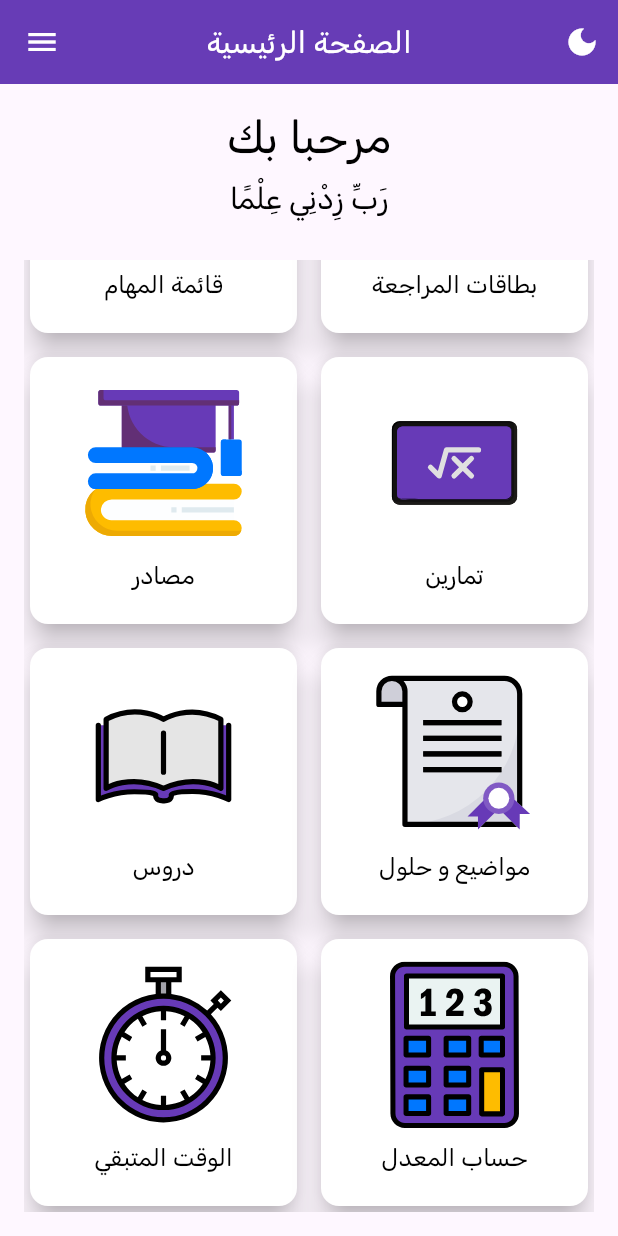
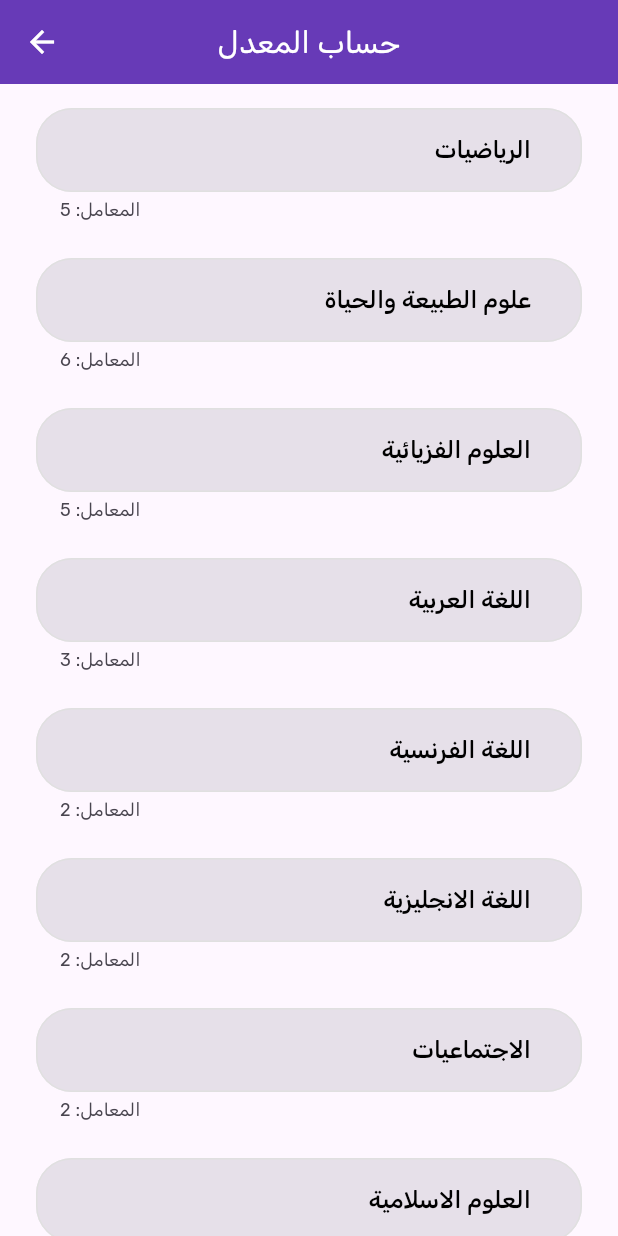
Before and after one commit to mohammed-el-amine-kichah/bac-helper-science, a Flutter app: the screen it shows after launch, scrolled down 327 dp, after a tap on "حساب المعدل", on a phone screen of 412 x 824 dp. Run offline on Flutter 3.47's test engine with Material 3 defaults, Android fonts, the phone set to English and light mode, and no system bars; our stand-ins replace animated_splash_screen, flutter_svg, lottie, shared_preferences.

Commit message:
average calculator

```diff
--- /dev/null
+++ b/devtools_options.yaml
@@ -0,0 +1,3 @@
+description: This file stores settings for Dart & Flutter DevTools.
+documentation: https://docs.flutter.dev/tools/devtools/extensions#configure-extension-enablement-states
+extensions:
--- a/lib/main.dart
+++ b/lib/main.dart
@@ -1,5 +1,6 @@
 import 'package:bac_helper_sc/provider/app_themes.dart';
 import 'package:bac_helper_sc/provider/dark_mode.dart';
+import 'package:bac_helper_sc/screens/average_calculator.dart';
 import 'package:bac_helper_sc/screens/splash_screen.dart';
 import 'package:bac_helper_sc/screens/timer.dart';
 import 'package:flutter/material.dart';
@@ -26,6 +27,7 @@ class MyApp extends StatelessWidget {
           home:  SplashScreen(),
           routes: {
             'timer' :(context) => TimerScreen(),
+            'calculator' : (context) => AverageCalculator(),
           },
 
         );
--- /dev/null
+++ b/lib/screens/average_calculator.dart
@@ -0,0 +1,221 @@
+import 'package:flutter/material.dart';
+import 'package:provider/provider.dart';
+
+import '../provider/dark_mode.dart';
+
+class Subject {
+  final String name;
+  final int weight;
+  final bool optional;
+
+  Subject({required this.name, required this.weight, this.optional = false});
+}
+
+class AverageCalculator extends StatefulWidget {
+  const AverageCalculator({Key? key}) : super(key: key);
+
+  @override
+  State<AverageCalculator> createState() => _AverageCalculatorState();
+}
+
+class _AverageCalculatorState extends State<AverageCalculator> {
+  final _formKey = GlobalKey<FormState>();
+  final List<Subject> _subjects = [
+    Subject(name: 'الرياضيات', weight: 5),
+    Subject(name: 'علوم الطبيعة والحياة', weight: 6),
+    Subject(name: 'العلوم الفزيائية', weight: 5),
+    Subject(name: 'اللغة العربية', weight: 3),
+    Subject(name: 'اللغة الفرنسية', weight: 2),
+    Subject(name: 'اللغة الانجليزية', weight: 2),
+    Subject(name: 'الاجتماعيات', weight: 2),
+    Subject(name: 'العلوم الاسلامية', weight: 2),
+    Subject(name: 'الفلسفة', weight: 2),
+    Subject(name: 'اللغة الأمازيغية', weight: 2, optional: true),
+    Subject(name: 'التربية البدنية', weight: 1, optional: true),
+  ];
+
+  late Map<String, TextEditingController> _markControllers;
+
+  @override
+  void initState() {
+    super.initState();
+    _markControllers = {
+      for (var subject in _subjects) subject.name: TextEditingController(),
+    };
+  }
+
+  @override
+  void dispose() {
+    for (var controller in _markControllers.values) {
+      controller.dispose();
+    }
+    super.dispose();
+  }
+
+  double calculateAverage() {
+    double totalWeightedMarks = 0;
+    double totalWeights = 0;
+
+    for (var subject in _subjects) {
+      double mark = double.tryParse(_markControllers[subject.name]?.text ?? '') ?? 0;
+      if (subject.optional && mark == 0) continue;
+
+      totalWeightedMarks += mark * subject.weight;
+      totalWeights += subject.weight;
+    }
+
+    return totalWeights > 0 ? totalWeightedMarks / totalWeights : 0;
+  }
+
+  @override
+  Widget build(BuildContext context) {
+    return Scaffold(
+      appBar: AppBar(
+        backgroundColor: Theme.of(context).primaryColor,
+        elevation: 0,
+        leading: IconButton(
+          icon: Icon(Icons.arrow_back, color: Colors.white),
+          onPressed: () => Navigator.pop(context),
+        ),
+        title: Text(
+          'حساب المعدل',
+          style: TextStyle(color: Colors.white, fontSize: 20),
+          textDirection: TextDirection.rtl,
+        ),
+        centerTitle: true,
+      ),
+      body: SafeArea(
+        child: Form(
+          key: _formKey,
+          child: SingleChildScrollView(
+            padding: EdgeInsets.symmetric(horizontal: 24, vertical: 16),
+            child: Column(
+              children: [
+                ..._subjects.map((subject) => _buildSubjectField(subject)),
+                SizedBox(height: 20),
+                ElevatedButton(
+                  onPressed: _calculateAndShowResult,
+                  child: Text('حساب المعدل', style: TextStyle(fontSize: 24, fontWeight: FontWeight.bold)),
+                  style: ElevatedButton.styleFrom(
+                    foregroundColor: Colors.white,
+                    backgroundColor: Colors.deepPurple,
+                    fixedSize: Size(MediaQuery.of(context).size.width * 0.7, 60),
+                  ),
+                ),
+              ],
+            ),
+          ),
+        ),
+      ),
+    );
+  }
+
+  Widget _buildSubjectField(Subject subject) {
+    final themeNotifier = Provider.of<ThemeNotifier>(context);
+    return Padding(
+      padding: const EdgeInsets.only(bottom: 24.0),
+      child: TextFormField(
+        controller: _markControllers[subject.name],
+        textAlign: TextAlign.center,
+        decoration: InputDecoration(
+          filled: true,
+          label: Row(
+            mainAxisAlignment: MainAxisAlignment.end,
+            children: [
+              Padding(
+                padding: const EdgeInsets.symmetric(horizontal: 18.0),
+                child: Text(
+                  subject.optional ? subject.name + ' ' + '(اختياري)' : subject.name,
+                  style: TextStyle(
+                    color: themeNotifier.isDarkMode ? Colors.white : Colors.black,
+                    fontWeight: FontWeight.w500,
+                  ),
+                ),
+              )
+            ],
+          ),
+          helperText: 'المعامل: ${subject.weight}',
+          focusedBorder: OutlineInputBorder(
+            borderRadius: BorderRadius.circular(24),
+            borderSide: BorderSide(
+              color: themeNotifier.isDarkMode ? Colors.blueAccent : Colors.grey.shade300,
+              width: 2,
+            ),
+          ),
+          border: OutlineInputBorder(
+            borderRadius: BorderRadius.circular(24),
+            borderSide: BorderSide(
+              color: themeNotifier.isDarkMode ? Colors.blueAccent : Colors.grey.shade300,
+              width: 2,
+            ),
+          ),
+          errorBorder: OutlineInputBorder(
+            borderRadius: BorderRadius.circular(24),
+            borderSide: BorderSide(
+              color: themeNotifier.isDarkMode ? Colors.redAccent : Colors.red,
+            ),
+          ),
+          enabledBorder: OutlineInputBorder(
+            borderRadius: BorderRadius.circular(24),
+            borderSide: BorderSide(
+              color: themeNotifier.isDarkMode ? Colors.blueAccent : Colors.grey.shade300,
+            ),
+          ),
+        ),
+        keyboardType: TextInputType.numberWithOptions(decimal: true),
+        validator: (value) {
+          if (value == null || value.isEmpty) {
+            if (!subject.optional) {
+              return 'الرجاء إدخال العلامة';
+            }
+            return null;  // Allow empty field for optional subjects
+          }
+          double? num = double.tryParse(value);
+          if (num == null || num < 0 || num > 20) {
+            return 'الرجاء إدخال رقم صحيح (0-20)';
+          }
+          return null;
+        },
+      ),
+    );
+  }
+
+  void _calculateAndShowResult() {
+    if (_formKey.currentState!.validate()) {
+      double average = calculateAverage();
+      showDialog(
+        context: context,
+        builder: (context) => AlertDialog(
+          title: Center(
+              child: Text(average > 10 ? 'ناجح':'راسب'),
+              ),
+          content: Row(
+            mainAxisAlignment: MainAxisAlignment.end,
+            children: [
+              Text('المعدل النهائي هو: ${average.toStringAsFixed(2)}'),
+            ],
+          ),
+          actions: [
+            Row(
+              mainAxisAlignment: MainAxisAlignment.start,
+              children: [
+                ElevatedButton(
+                  onPressed: () => Navigator.of(context).pop(),
+
+                     child:  Text('موافق'),
+
+
+                  style: ElevatedButton.styleFrom(
+                    fixedSize: Size(MediaQuery.of(context).size.width * 0.3, 30),
+                    backgroundColor: Colors.deepPurple,
+                    foregroundColor: Colors.white,
+                  ),
+                ),
+              ],
+            ),
+          ],
+        ),
+      );
+    }
+  }
+}
--- a/lib/screens/home_page.dart
+++ b/lib/screens/home_page.dart
@@ -176,6 +176,7 @@ class HomePage extends StatelessWidget {
                          imageAsset:  'assets/images/calculator_icon.svg',
                          title: 'حساب المعدل',
                          onTap: (){
+                           Navigator.pushNamed(context, 'calculator');
 
                          }
                      ),
```
Also changed, not shown: lib/screens/timer.dart (+8 -5 lines).
